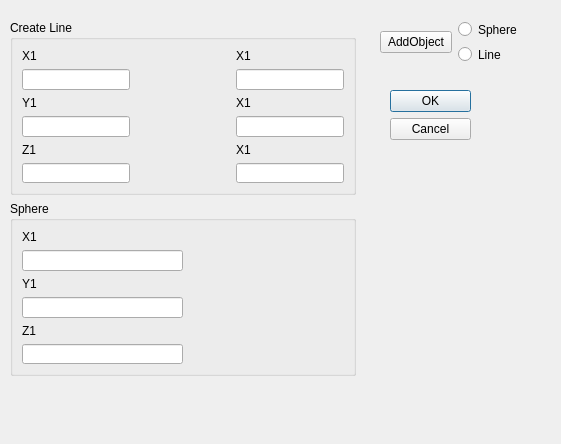
First picture: the form in modules/PolygonPrimitives/PolygonPrimitives.ui, repository 3dct/open_iA, before the edit.
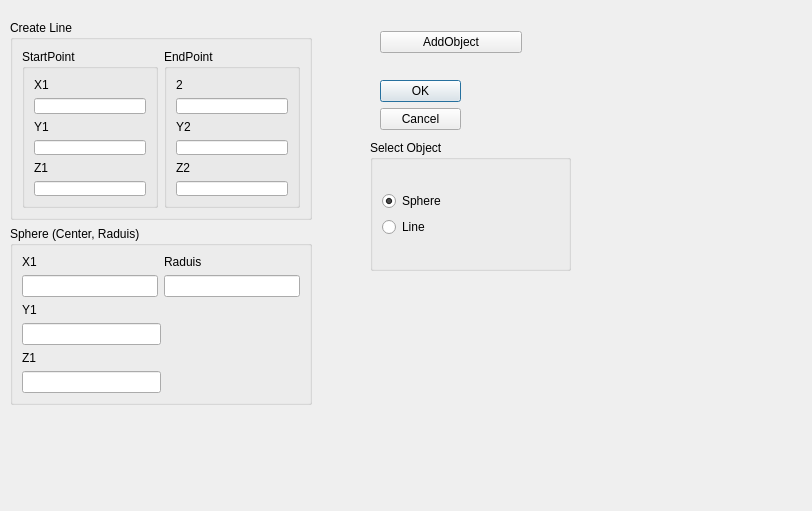
Second picture: the form after the edit.

Commit message: Prepare Renderer for geometric objects

```diff
--- a/modules/PolygonPrimitives/PolygonPrimitives.ui
+++ b/modules/PolygonPrimitives/PolygonPrimitives.ui
@@ -6,8 +6,8 @@
    <rect>
     <x>0</x>
     <y>0</y>
-    <width>561</width>
-    <height>444</height>
+    <width>812</width>
+    <height>511</height>
    </rect>
   </property>
   <property name="windowTitle">
@@ -16,8 +16,8 @@
   <widget class="QDialogButtonBox" name="buttonBox">
    <property name="geometry">
     <rect>
-     <x>390</x>
-     <y>90</y>
+     <x>380</x>
+     <y>80</y>
      <width>81</width>
      <height>241</height>
     </rect>
@@ -29,13 +29,13 @@
     <set>QDialogButtonBox::Cancel|QDialogButtonBox::Ok</set>
    </property>
   </widget>
-  <widget class="QWidget" name="">
+  <widget class="QWidget" name="layoutWidget">
    <property name="geometry">
     <rect>
      <x>10</x>
      <y>20</y>
-     <width>346</width>
-     <height>356</height>
+     <width>302</width>
+     <height>385</height>
     </rect>
    </property>
    <layout class="QVBoxLayout" name="verticalLayout_11">
@@ -44,10 +44,14 @@
       <property name="title">
        <string>Create Line</string>
       </property>
-      <layout class="QVBoxLayout" name="verticalLayout_7">
-       <item>
         <layout class="QHBoxLayout" name="horizontalLayout">
          <item>
+        <widget class="QGroupBox" name="groupBox_3">
+         <property name="title">
+          <string>StartPoint</string>
+         </property>
+         <layout class="QVBoxLayout" name="verticalLayout_4">
+          <item>
           <layout class="QVBoxLayout" name="verticalLayout">
            <item>
             <widget class="QLabel" name="label">
@@ -61,41 +65,6 @@
            </item>
           </layout>
          </item>
-         <item>
-          <spacer name="horizontalSpacer">
-           <property name="orientation">
-            <enum>Qt::Horizontal</enum>
-           </property>
-           <property name="sizeHint" stdset="0">
-            <size>
-             <width>40</width>
-             <height>20</height>
-            </size>
-           </property>
-          </spacer>
-         </item>
-         <item>
-          <layout class="QVBoxLayout" name="verticalLayout_4">
-           <item>
-            <widget class="QLabel" name="label_4">
-             <property name="text">
-              <string>X1</string>
-             </property>
-            </widget>
-           </item>
-           <item>
-            <widget class="QLineEdit" name="lineEdit_4">
-             <property name="text">
-              <string/>
-             </property>
-            </widget>
-           </item>
-          </layout>
-         </item>
-        </layout>
-       </item>
-       <item>
-        <layout class="QHBoxLayout" name="horizontalLayout_2">
          <item>
           <layout class="QVBoxLayout" name="verticalLayout_2">
            <item>
@@ -110,37 +79,6 @@
            </item>
           </layout>
          </item>
-         <item>
-          <spacer name="horizontalSpacer_2">
-           <property name="orientation">
-            <enum>Qt::Horizontal</enum>
-           </property>
-           <property name="sizeHint" stdset="0">
-            <size>
-             <width>40</width>
-             <height>20</height>
-            </size>
-           </property>
-          </spacer>
-         </item>
-         <item>
-          <layout class="QVBoxLayout" name="verticalLayout_5">
-           <item>
-            <widget class="QLabel" name="label_5">
-             <property name="text">
-              <string>X1</string>
-             </property>
-            </widget>
-           </item>
-           <item>
-            <widget class="QLineEdit" name="lineEdit_5"/>
-           </item>
-          </layout>
-         </item>
-        </layout>
-       </item>
-       <item>
-        <layout class="QHBoxLayout" name="horizontalLayout_3">
          <item>
           <layout class="QVBoxLayout" name="verticalLayout_3">
            <item>
@@ -155,34 +93,59 @@
            </item>
           </layout>
          </item>
+         </layout>
+        </widget>
+       </item>
          <item>
-          <spacer name="horizontalSpacer_3">
-           <property name="orientation">
-            <enum>Qt::Horizontal</enum>
-           </property>
-           <property name="sizeHint" stdset="0">
-            <size>
-             <width>40</width>
-             <height>20</height>
-            </size>
-           </property>
-          </spacer>
+        <widget class="QGroupBox" name="groupBox_4">
+         <property name="title">
+          <string>EndPoint</string>
+         </property>
+         <layout class="QVBoxLayout" name="verticalLayout_5">
+          <item>
+           <layout class="QVBoxLayout" name="verticalLayout_17">
+            <item>
+             <widget class="QLabel" name="label_10">
+              <property name="text">
+               <string>2</string>
+              </property>
+             </widget>
          </item>
          <item>
-          <layout class="QVBoxLayout" name="verticalLayout_6">
+             <widget class="QLineEdit" name="ed_XEndLn"/>
+            </item>
+           </layout>
+          </item>
            <item>
-            <widget class="QLabel" name="label_6">
+           <layout class="QVBoxLayout" name="verticalLayout_18">
+            <item>
+             <widget class="QLabel" name="label_12">
              <property name="text">
-              <string>X1</string>
+               <string>Y2</string>
              </property>
             </widget>
            </item>
            <item>
-            <widget class="QLineEdit" name="lineEdit_7"/>
+             <widget class="QLineEdit" name="ed_YEndLn"/>
            </item>
           </layout>
          </item>
-        </layout>
+          <item>
+           <layout class="QVBoxLayout" name="verticalLayout_19">
+            <item>
+             <widget class="QLabel" name="label_13">
+              <property name="text">
+               <string>Z2</string>
+              </property>
+             </widget>
+            </item>
+            <item>
+             <widget class="QLineEdit" name="ed_ZEndLn"/>
+            </item>
+           </layout>
+          </item>
+         </layout>
+        </widget>
        </item>
       </layout>
      </widget>
@@ -190,10 +153,12 @@
     <item>
      <widget class="QGroupBox" name="groupBox_2">
       <property name="title">
-       <string>Sphere</string>
+       <string>Sphere (Center, Raduis)</string>
       </property>
       <layout class="QVBoxLayout" name="verticalLayout_9">
        <item>
+        <layout class="QHBoxLayout" name="horizontalLayout_8">
+         <item>
         <layout class="QHBoxLayout" name="horizontalLayout_4">
          <item>
           <layout class="QVBoxLayout" name="verticalLayout_10">
@@ -209,18 +174,21 @@
            </item>
           </layout>
          </item>
+          </layout>
+         </item>
          <item>
-          <spacer name="horizontalSpacer_4">
-           <property name="orientation">
-            <enum>Qt::Horizontal</enum>
-           </property>
-           <property name="sizeHint" stdset="0">
-            <size>
-             <width>40</width>
-             <height>20</height>
-            </size>
-           </property>
-          </spacer>
+          <layout class="QVBoxLayout" name="verticalLayout_16">
+           <item>
+            <widget class="QLabel" name="label_8">
+             <property name="text">
+              <string>Raduis</string>
+             </property>
+            </widget>
+           </item>
+           <item>
+            <widget class="QLineEdit" name="ed_SphereCentRaduis"/>
+           </item>
+          </layout>
          </item>
         </layout>
        </item>
@@ -297,7 +265,7 @@
     </item>
    </layout>
   </widget>
-  <widget class="QWidget" name="">
+  <widget class="QWidget" name="layoutWidget">
    <property name="geometry">
     <rect>
      <x>380</x>
@@ -314,6 +282,21 @@
       </property>
      </widget>
     </item>
+   </layout>
+  </widget>
+  <widget class="QGroupBox" name="groupBox_5">
+   <property name="geometry">
+    <rect>
+     <x>370</x>
+     <y>140</y>
+     <width>201</width>
+     <height>131</height>
+    </rect>
+   </property>
+   <property name="title">
+    <string>Select Object</string>
+   </property>
+   <layout class="QVBoxLayout" name="verticalLayout_6">
     <item>
      <layout class="QVBoxLayout" name="verticalLayout_8">
       <item>
@@ -321,6 +304,9 @@
         <property name="text">
          <string>Sphere</string>
         </property>
+        <property name="checked">
+         <bool>true</bool>
+        </property>
        </widget>
       </item>
       <item>
```
Left out of the diff: 53 changed lines with no effect on the pictures. Lines whose indentation alone changed are shown as unchanged. The commit also changes 7 other files.
